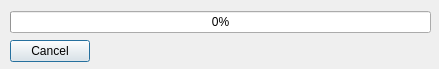
golemfactory/clay, file poc/golemPy/examples/gnr/ui/TestingTaskProgressDialog.ui: the form before one commit.
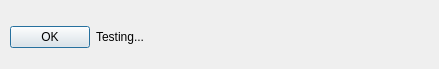
The form after the commit.

Commit message: Okienko z powiadomieniem o zakończeniu testów zamiast progressbara.

Diff of the .ui file:
```diff
--- a/poc/golemPy/examples/gnr/ui/TestingTaskProgressDialog.ui
+++ b/poc/golemPy/examples/gnr/ui/TestingTaskProgressDialog.ui
@@ -39,18 +39,18 @@
    </property>
    <layout class="QVBoxLayout" name="verticalLayout">
     <item>
-     <widget class="QProgressBar" name="progressBar">
-      <property name="value">
-       <number>0</number>
+     <layout class="QHBoxLayout" name="horizontalLayout">
+      <item>
+       <widget class="QPushButton" name="okButton">
+        <property name="text">
+         <string>OK</string>
       </property>
      </widget>
     </item>
     <item>
-     <layout class="QHBoxLayout" name="horizontalLayout">
-      <item>
-       <widget class="QPushButton" name="cancelButton">
+       <widget class="QLabel" name="message">
         <property name="text">
-         <string>Cancel</string>
+         <string>Testing...</string>
         </property>
        </widget>
       </item>
```
Lines whose indentation alone changed are shown as unchanged. The commit also changes 2 other files.
